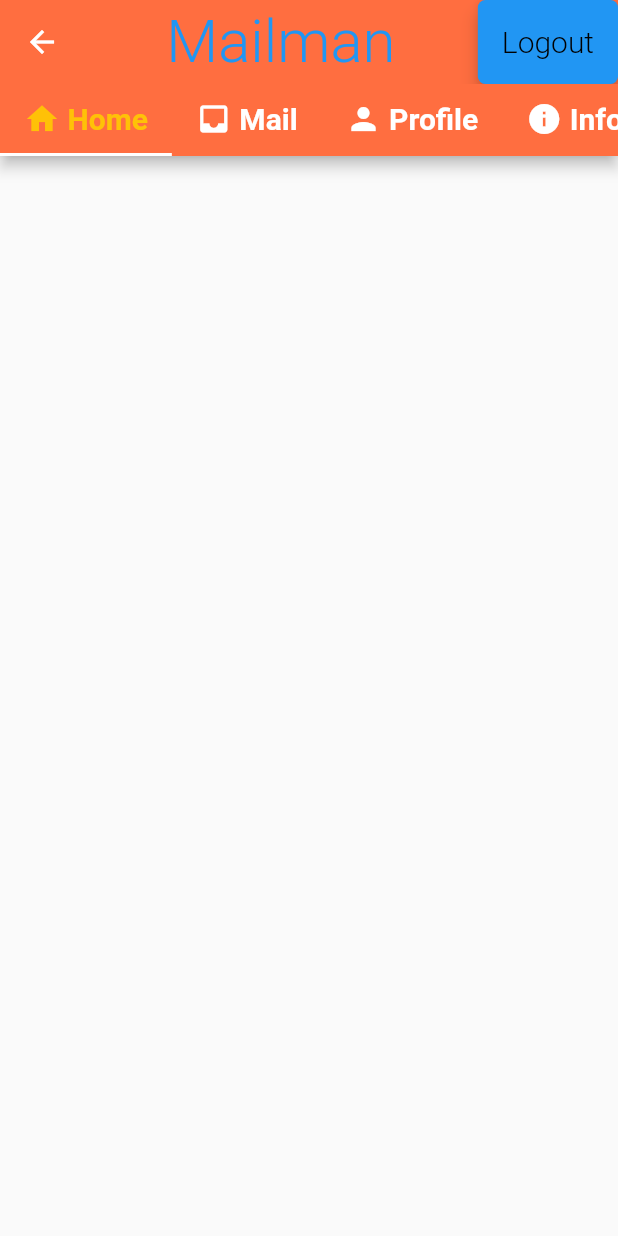
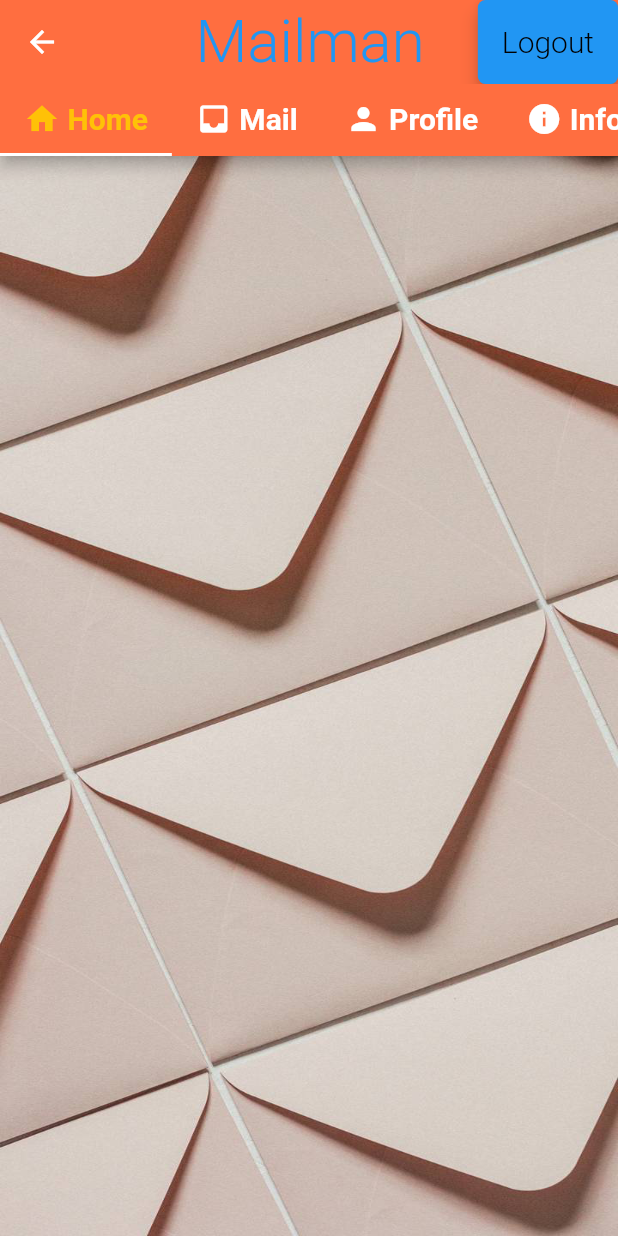
Before and after one commit to JustinWeru12/Mailme, a Flutter app: the HomePage screen opened directly, on a phone screen of 412 x 824 dp. Run offline on Flutter 3.47's test engine with Material 2 defaults, Android fonts, the phone set to English and light mode, and no system bars; our stand-ins replace cloud_firestore, dropdown_formfield, firebase_auth, flutter_spinkit, font_awesome_flutter; accounts and stored records are empty; Roboto replaces fonts that are missing (WorkSans-Bold); project files that could hold a hidden picture were left out.

Commit message:
crude read and write

```diff
--- a/lib/pages/help.dart
+++ b/lib/pages/help.dart
@@ -14,7 +14,7 @@ class HelpPage extends StatelessWidget {
       height: screenSize.height / 2.6,
       decoration: BoxDecoration(
         image: DecorationImage(
-          image: AssetImage('assets/home.jpeg'),
+          image: AssetImage('assets/home.png'),
           fit: BoxFit.cover,
         ),
       ),
--- a/lib/pages/home_page.dart
+++ b/lib/pages/home_page.dart
@@ -1,11 +1,13 @@
+import 'package:cloud_firestore/cloud_firestore.dart';
 import 'package:flutter/material.dart';
 import 'package:mailman/models/letterdetails.dart';
 import 'package:mailman/services/authentication.dart';
 import 'package:mailman/pages/help.dart';
 import 'package:mailman/pages/profile.dart';
 import 'package:mailman/pages/letter.dart';
+import 'package:mailman/style/theme.dart' as Theme;
 import 'package:provider/provider.dart';
-import 'package:mailman/pages/letter_list.dart';
+import 'package:mailman/models/crud.dart';
 
 class HomePage extends StatefulWidget {
   HomePage({Key key, this.auth, this.userId, this.logoutCallback})
@@ -24,9 +26,23 @@ class _HomePageState extends State<HomePage>
   TabController _tabController;
   final GlobalKey<FormState> formKey = GlobalKey<FormState>();
 
+  String trackingNo;
+  String description;
+  String sBox;
+  String dBox;
+  String status;
+  QuerySnapshot letters;
+
+  CrudMethods crudObj = new CrudMethods();
+
   @override
   void initState() {
     _tabController = new TabController(length: 4, vsync: this);
+    crudObj.getData().then((results) {
+      setState(() {
+        letters = results;
+      });
+    });
     super.initState();
 
     @override
@@ -42,6 +58,7 @@ class _HomePageState extends State<HomePage>
 
   @override
   Widget build(BuildContext context) {
+    Size size = MediaQuery.of(context).size;
     return new StreamProvider<List<LetterDetails>>.value(
       // value: Letter().letters,
       child: DefaultTabController(
@@ -50,7 +67,7 @@ class _HomePageState extends State<HomePage>
           appBar: new AppBar(
             backgroundColor: Colors.deepOrangeAccent,
             title: Center(
-              child: new Text('Mailman'),
+              child: new Text('\t\t\t\tMailman'),
             ),
             textTheme: TextTheme(
               title: TextStyle(
@@ -127,17 +144,85 @@ class _HomePageState extends State<HomePage>
             ),
             bottomOpacity: 1,
           ),
-          body: TabBarView(
-            controller: _tabController,
-            children: [
-              LetterList(),
-              LetterPage(),
-              ProfilePage(),
-              HelpPage(),
+          body: Stack(
+            children: <Widget>[
+              Center(
+                child: new Image.asset(
+                  'assets/envelop.png',
+                  width: size.width,
+                  height: size.height,
+                  fit: BoxFit.fill,
+                ),
+              ),
+              Center(
+                child: TabBarView(
+                  controller: _tabController,
+                  children: [
+                    _letterList(),
+                    LetterPage(),
+                    ProfilePage(),
+                    HelpPage(),
+                  ],
+                ),
+              ),
             ],
           ),
         ),
       ),
     );
   }
+
+  Widget _letterList() {
+    if (letters != null) {
+      return ListView.builder(
+        itemCount: letters.documents.length,
+        padding: EdgeInsets.all(10.0),
+        itemBuilder: (context, i) {
+          return Card(
+              elevation: 5.0,
+              shape: RoundedRectangleBorder(
+                  borderRadius: BorderRadius.circular(20.0)),
+              child: Container(
+                padding: EdgeInsets.only(left: 20.0, right: 10.0, top: 0.0),
+                decoration: BoxDecoration(
+                  borderRadius: BorderRadius.circular(20.0),
+                  gradient: LinearGradient(
+                    begin: Alignment.topRight,
+                    end: Alignment.bottomLeft,
+                    colors: [
+                      Theme.Colors.loginGradientStart,
+                      Theme.Colors.loginGradientEnd
+                    ],
+                  ),
+                ),
+                child: new ListTile(
+                  leading: CircleAvatar(
+                    radius: 30.0,
+                    backgroundColor: Colors.brown[300],
+                    backgroundImage: AssetImage('assets/glass.png'),
+                  ),
+                  title: Text(
+                    '\n Tracking No.:${letters.documents[i].data['trackingNo']}',
+                    style: TextStyle(
+                        fontFamily: 'Roboto',
+                        fontSize: 30.0,
+                        fontWeight: FontWeight.bold),
+                  ),
+                  subtitle: Text(
+                    '\nFrom ${letters.documents[i].data['source Box']} has been ${letters.documents[i].data['status']}\n',
+                    style: TextStyle(fontFamily: 'Spectral', fontSize: 25.0),
+                  ),
+                ),
+              ));
+        },
+      );
+    } else {
+      return Center(
+          child: Text(
+        "Welcome. Your list is empty",
+        textAlign: TextAlign.center,
+        style: TextStyle(fontSize: 30.0),
+      ));
+    }
+  }
 }
--- a/lib/pages/letter.dart
+++ b/lib/pages/letter.dart
@@ -1,4 +1,3 @@
-import 'package:cloud_firestore/cloud_firestore.dart';
 import 'package:flutter/material.dart';
 import 'package:provider/provider.dart';
 import 'package:font_awesome_flutter/font_awesome_flutter.dart';
@@ -181,7 +180,7 @@ class _LetterPageState extends State<LetterPage> {
                           hintStyle: TextStyle(
                               fontFamily: "WorkSansSemiBold", fontSize: 17.0),
                           icon: new Icon(
-                            FontAwesomeIcons.box,
+                            FontAwesomeIcons.boxOpen,
                             color: Colors.blue,
                           ),
                           border: new OutlineInputBorder(
--- a/lib/pages/profile.dart
+++ b/lib/pages/profile.dart
@@ -1,5 +1,4 @@
 import 'package:flutter/material.dart';
-import 'package:flutter/material.dart' as prefix0;
 import 'package:font_awesome_flutter/font_awesome_flutter.dart';
 import 'package:mailman/style/theme.dart' as Theme;
 import 'package:mailman/models/crud.dart';
--- a/pubspec.yaml
+++ b/pubspec.yaml
@@ -16,6 +16,7 @@ dependencies:
   dynamic_tabs: ^1.0.2+3
   dropdown_formfield: ^0.1.1
   flutter_spinkit: "^4.0.0"
+  url_launcher:
 
 dev_dependencies:
   flutter_test:
@@ -31,7 +32,9 @@ flutter:
     - assets/flutter-icon.png
     - assets/login_logo.png
     - assets/me.jpeg
-    - assets/home.jpeg
+    - assets/home.png
+    - assets/envelop.png
+    - assets/glass.png
   fonts:
     - family: WorkSansSemiBold
       fonts:
```
Also changed, not shown: lib/pages/login_signup_page.dart (+8 -0 lines), assets/envelop.png (added), assets/glass.png (added), pubspec.lock, 1 other file.
